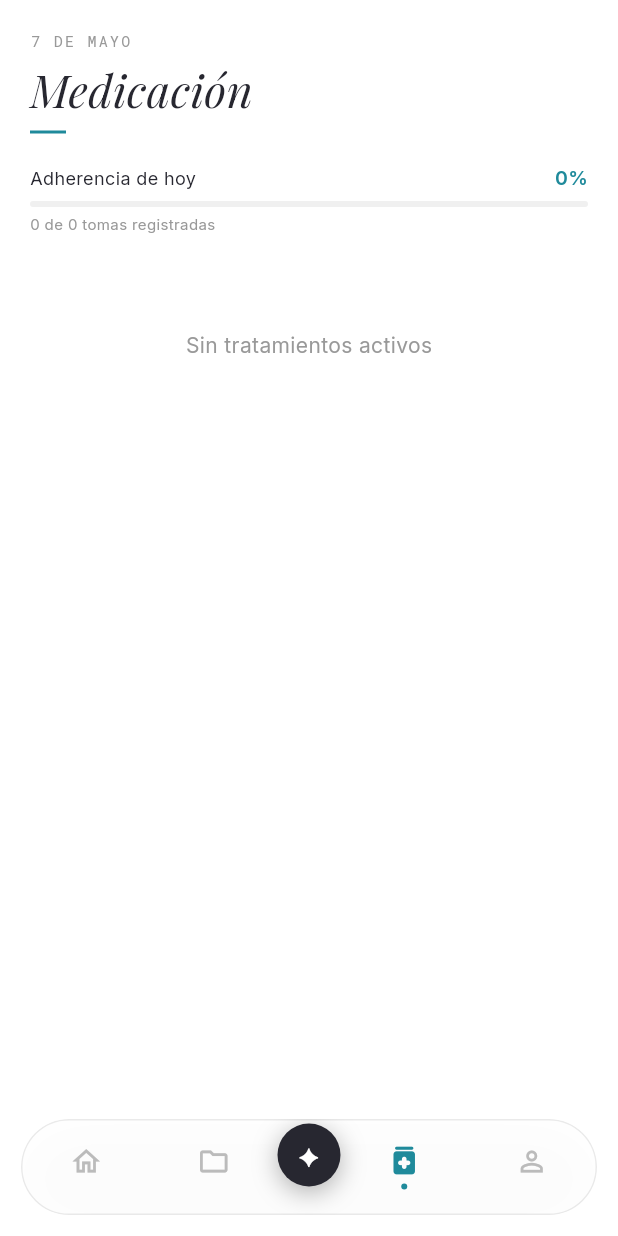
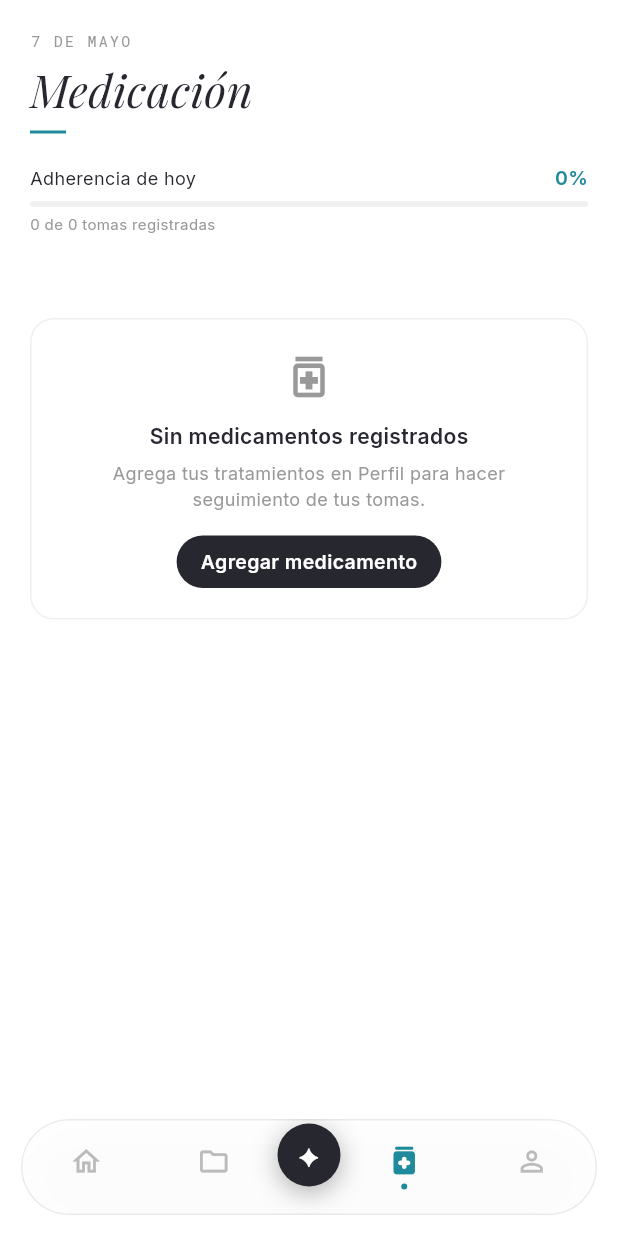
Before and after one commit to OscarTru/aliis-v1, a Flutter app: the HomeScreen screen opened by its route, after a tap on the "medication" icon, on a phone screen of 412 x 824 dp. Run offline on Flutter 3.47's test engine with Material 3 defaults, Android fonts, the light colour scheme and no system bars; drawn by our look-alikes of flutter_animate; our stand-ins replace firebase_core, firebase_messaging, flutter_riverpod, go_router, google_fonts, supabase_flutter; accounts and stored records are empty; network calls fail.

Commit message:
fix(auth): limpiar sesión antes de Google OAuth para evitar loop de sign-in
feat(ux): empty states con CTA en Home y Medicación cuando no hay datos

```diff
--- a/mobile/lib/features/auth/auth_provider.dart
+++ b/mobile/lib/features/auth/auth_provider.dart
@@ -20,8 +20,12 @@ class AuthNotifier {
   }
 
   // Google OAuth vía Supabase — sin Firebase, sin google_sign_in SDK
-  // Abre browser del sistema, redirige a com.example.aliisMobile://login-callback
+  // Limpia sesión colgada antes de abrir el browser para evitar el loop
+  // donde cerrar sesión + volver a entrar queda en estado inconsistente.
   Future<void> signInWithGoogle() async {
+    try {
+      await supabase.auth.signOut();
+    } catch (_) {}
     await supabase.auth.signInWithOAuth(
       OAuthProvider.google,
       redirectTo: 'com.example.aliisMobile://login-callback',
--- a/mobile/lib/features/medicacion/medicacion_screen.dart
+++ b/mobile/lib/features/medicacion/medicacion_screen.dart
@@ -1,5 +1,6 @@
 import 'package:flutter/material.dart';
 import 'package:flutter_riverpod/flutter_riverpod.dart';
+import 'package:go_router/go_router.dart';
 import 'package:google_fonts/google_fonts.dart';
 import 'package:intl/intl.dart';
 import '../../core/theme.dart';
@@ -78,14 +79,55 @@ class MedicacionScreen extends ConsumerWidget {
                   )),
                   const SizedBox(height: 20),
                 ],
-                if (data.items.isEmpty)
-                  Center(
-                    child: Padding(
-                      padding: const EdgeInsets.only(top: 40),
-                      child: Text('Sin tratamientos activos',
-                        style: GoogleFonts.inter(color: AliisColors.mutedFg)),
+                if (data.items.isEmpty) ...[
+                  const SizedBox(height: 32),
+                  Container(
+                    padding: const EdgeInsets.all(20),
+                    decoration: BoxDecoration(
+                      border: Border.all(color: AliisColors.border),
+                      borderRadius: BorderRadius.circular(16),
+                    ),
+                    child: Column(
+                      children: [
+                        Icon(Icons.medication_outlined,
+                          size: 36, color: AliisColors.mutedFg),
+                        const SizedBox(height: 12),
+                        Text('Sin medicamentos registrados',
+                          style: GoogleFonts.inter(
+                            fontSize: 14,
+                            fontWeight: FontWeight.w600,
+                            color: AliisColors.foreground,
+                          )),
+                        const SizedBox(height: 6),
+                        Text('Agrega tus tratamientos en Perfil para hacer seguimiento de tus tomas.',
+                          textAlign: TextAlign.center,
+                          style: GoogleFonts.inter(
+                            fontSize: 12,
+                            color: AliisColors.mutedFg,
+                            height: 1.4,
+                          )),
+                        const SizedBox(height: 16),
+                        GestureDetector(
+                          onTap: () => context.go('/perfil'),
+                          child: Container(
+                            padding: const EdgeInsets.symmetric(
+                              horizontal: 16, vertical: 8),
+                            decoration: BoxDecoration(
+                              color: AliisColors.foreground,
+                              borderRadius: BorderRadius.circular(20),
+                            ),
+                            child: Text('Agregar medicamento',
+                              style: GoogleFonts.inter(
+                                fontSize: 13,
+                                fontWeight: FontWeight.w600,
+                                color: Colors.white,
+                              )),
+                          ),
+                        ),
+                      ],
                     ),
                   ),
+                ],
               ],
             ),
           ),
```
Also changed, not shown: mobile/lib/features/home/home_screen.dart (+102 -1 lines).
